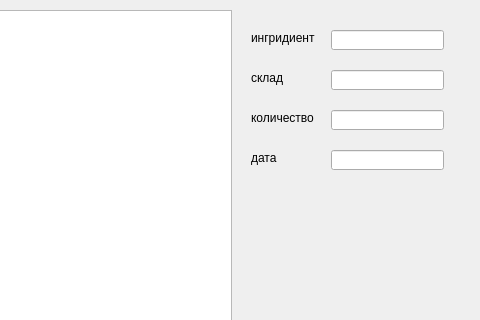
Above: MI_Client/cform2.ui from Arankir/Labs before the change; both pictures show x 99 to 579 and y 0 to 320 of the 579 by 464 pixel window. Below: the same form after it.
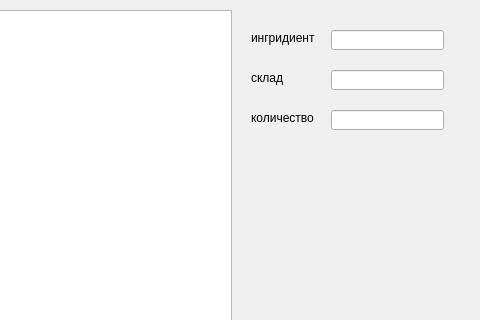
That is the form after the change.

What changed in the file:
```diff
--- a/MI_Client/cform2.ui
+++ b/MI_Client/cform2.ui
@@ -53,16 +53,6 @@
     </rect>
    </property>
   </widget>
-  <widget class="QLineEdit" name="lineEdit_4">
-   <property name="geometry">
-    <rect>
-     <x>430</x>
-     <y>150</y>
-     <width>113</width>
-     <height>20</height>
-    </rect>
-   </property>
-  </widget>
   <widget class="QLabel" name="label">
    <property name="geometry">
     <rect>
@@ -102,19 +92,6 @@
     <string>количество</string>
    </property>
   </widget>
-  <widget class="QLabel" name="label_4">
-   <property name="geometry">
-    <rect>
-     <x>350</x>
-     <y>150</y>
-     <width>71</width>
-     <height>16</height>
-    </rect>
-   </property>
-   <property name="text">
-    <string>дата</string>
-   </property>
-  </widget>
  </widget>
  <resources/>
  <connections/>
```
Left out of the diff: 8 changed lines with no effect on the pictures.
